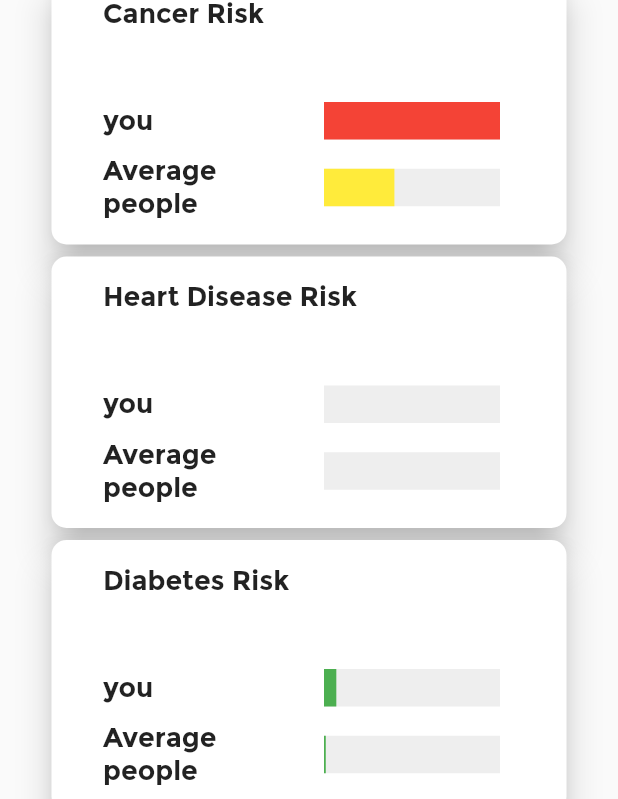
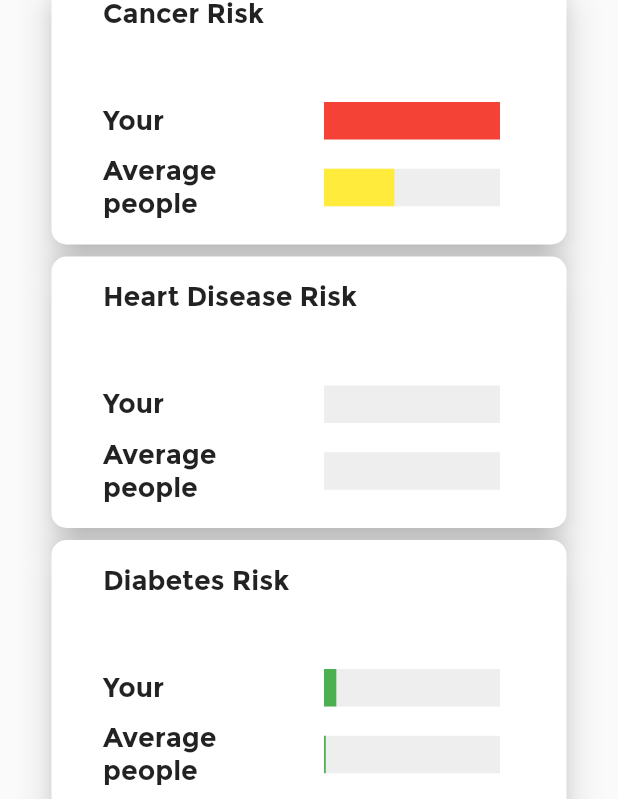
Before and after one commit to ndevanthery/HealthSim, a Flutter app: the ResultPage screen opened directly with empty values, on a phone screen of 412 x 824 dp. Shown: the part 267-1066 px from the top of the screen. Run offline on Flutter 3.47's test engine with Material 2 defaults, Android fonts, the phone set to English and light mode, and no system bars; drawn by our look-alikes of percent_indicator; our stand-ins replace cloud_firestore, firebase_auth, firebase_core, loading_indicator, tuple; missing offline and left inert: survey_kit; accounts and stored records are empty; generated files the repository leaves out were written again.

Commit message:
translating in french and english for the result.dart and questionnaire.dart + change the alcool simulation

```diff
--- a/lib/l10n/app_en.arb
+++ b/lib/l10n/app_en.arb
@@ -14,6 +14,79 @@
     "email": "E-Mail",
     "motdepasse": "Password",
     "nomcomplet": "Full name",
-    "confirmemdp": "Confirm password"
+    "confirmemdp": "Confirm password",
+    "questionnairetitle": "Questionnaire",
+    "questionnairecancel": "Cancel",
+    "questionnairenext": "Next",
+    "questionnaireintrotitle": "This questionnaire is divided into 3 parts and here is the first one",
+    "questionnaireintrotext": "Yourself\nIf you don't have an answer for some questions go directly to the next one",
+    "questionnaireintrotextbutton": "Let's go !",
+    "questionnairegendertitle": "What is your gender?",
+    "questionnairegenderanswerpositive": "Man",
+    "questionnairegenderanswernegative": "Woman",
+    "questionnaireagetitle": "How old are you?",
+    "questionnaireagehint": "Enter your age",
+    "questionnaireheighttitle": "What is your height in cm?",
+    "questionnaireheighthint": "Enter your height",
+    "questionnaireweighttitle": "What is your weight in kg?",
+    "questionnaireweighthint": "Enter your weight",
+    "questionnaireglyctitle": "Are you known to have high blood sugar?",
+    "answerpositive": "Yes",
+    "answernegative": "No",
+    "questionnairehighsysttitle": "Are you known to have high blood pressure?",
+    "questionnairesysttitle": "What is your blood pressure between 80 and 200 mmHg?",
+    "questionnairesysthint": "Enter your blood pressure",
+    "questionnairehighcholtitle": "Are you known to have high cholesterol?",
+    "questionnairecholtitle": "What is your cholesterol level between 2.5 and 8 mmol/l?",
+    "questionnairecholhint": "Enter your cholesterol level",
+    "questionnairehdltitle": "What is your HDL level between 0.6 and 2.5 mmol/l?",
+    "questionnairehdlhint": "Enter your HDL level",
+    "questionnairediabtitle": "Are you diabetic?",
+    "questionnaireinftitle": "Have you ever had a heart attack?",
+    "questionnaireavctitle": "Have you ever had a stroke?",
+    "questionnairesecondparttitle": "Family",
+    "questionnairesecondparttext": "Here is the second part",
+    "questionnairesecondparttextbutton": "Let's go !",
+    "questionnaireafinftitle": "Have any of your parents (father before age 55, mother before age 65) ever had a heart attack?",
+    "questionnaireafcancertitle": "Does someone close to you (father, mother, siblings) have cancer?",
+    "questionnairelastparttitle": "Your habits",
+    "questionnairelastparttext": "Here is the last part",
+    "questionnairelastparttextbutton": "Let's go !",
+    "questionnairesmoketitle": "Have you ever smoked regularly once in your life?",
+    "questionnairealimtitle": "What are your eating habits?",
+    "questionnairealimtext": "0 = bad\n1 = small\n2 = some\n3 = good",
+    "questionnairealimminvalue": "Bad",
+    "questionnairealimmaxvalue": "Good",
+    "questionnairesporttitle": "What are your sports habits?",
+    "questionnairesporttext": "0 = no movement\n1 = 30 min 2-3 days/week\n2 = 30 min 5 days/week\n3 = 2 hrs intense/week",
+    "questionnairesportminvalue": "No movement",
+    "questionnairesportmaxvalue": "2 hrs intense/week",
+    "questionnairealcooltitle": "What is your alcohol consumption?",
+    "questionnairealcooltext": "0 = every day\n1 = 3 to 6 days/week\n2 = 1 to 2 days/week\n3 = less than 1 day/week\n4 = do not drink",
+    "questionnairealcoolminvalue": "Every day",
+    "questionnairealcoolmaxvalue": "Do not drink",
+    "questionnairefinaltitle": "Congratulations !",
+    "questionnairefinaltext": "You have completed the questionnaire",
+    "questionnairefinaltextbutton": "Send",
+    "resulttitle": "Result",
+    "resultriskresulttitle": "Your Health Risks",
+    "resultcancerrisktitle": "Cancer Risk",
+    "resultinfrisktitle": "Heart Disease Risk",
+    "resultdiabrisktitle": "Diabetes Risk",
+    "resultcomparationtitlesecondcolunm": "Your answers",
+    "resultcomparationtitlelastcolunm": "The answers from average person",
+    "resultcomparationtitlefirstrow": "Sport",
+    "resultcomparationtitlesecondrow": "Alimentation",
+    "resultcomparationtitlethirdrow": "Alcool",
+    "resultcomparationtitlelastrow": "Smoke ?",
+    "resultsimulationtitle": "Simulate the Impact of Changing Your Habits",
+    "resultsimulationresetbutton": "Reset Simulation",
+    "resultsimulationsmokebutton": "Smoking",
+    "resultsimulationalcool": "Drinking Alcohol",
+    "resultsimulationalim": "Eating habits:",
+    "resultsimulationsport": "Exercising Regularly:",
+    "resultcardyou": "Your",
+    "resultcardavgpeople": "Average people"
+
 
 }
--- a/lib/result/result.dart
+++ b/lib/result/result.dart
@@ -5,6 +5,7 @@ import 'package:healthsim/questionnaire/ModelAnswer.dart';
 import 'package:healthsim/questionnaire/questionnaire.dart';
 import 'package:percent_indicator/circular_percent_indicator.dart';
 import 'package:percent_indicator/linear_percent_indicator.dart';
+import 'package:flutter_gen/gen_l10n/app_localizations.dart';
 
 import '../algorithm/algo.dart';
 
@@ -20,7 +21,7 @@ class ResultPage extends StatefulWidget {
 
 class _ResultPageState extends State<ResultPage> {
   late bool _isSmoking;
-  late bool _isDrinking;
+  late double _drinkingValue;
   late double _eatingValue;
   double _exerciseValue = 2;
   late ModelAnswer simulationQuestionnaire;
@@ -35,7 +36,7 @@ class _ResultPageState extends State<ResultPage> {
   void initSimulation() {
     simulationQuestionnaire = widget.resultQuestionnaire.copy();
     _isSmoking = simulationQuestionnaire.smoke == 1;
-    _isDrinking = simulationQuestionnaire.alcool == 1;
+    _drinkingValue = simulationQuestionnaire.alcool.toDouble();
     _eatingValue = simulationQuestionnaire.alim.toDouble();
     _exerciseValue = simulationQuestionnaire.sport.toDouble();
     if(simulationQuestionnaire.gender==0){
@@ -52,7 +53,7 @@ class _ResultPageState extends State<ResultPage> {
   Widget build(BuildContext context) {
     return Scaffold(
       appBar: AppBar(
-        title: const Text('Result'),
+        title: Text(AppLocalizations.of(context)!.resulttitle),
       ),
       body: SingleChildScrollView(
         child: Container(
@@ -62,7 +63,7 @@ class _ResultPageState extends State<ResultPage> {
             children: [
               const SizedBox(height: 20),
               Text(
-                'Your Health Risks',
+                AppLocalizations.of(context)!.resultriskresulttitle,
                 style: TextStyle(
                   fontSize: 36,
                   fontWeight: FontWeight.bold,
@@ -76,21 +77,21 @@ class _ResultPageState extends State<ResultPage> {
                       children: [
                         _buildResultsCard(
                             context,
-                            'Cancer Risk',
+                            AppLocalizations.of(context)!.resultcancerrisktitle,
                             'Medium',
                             'Higher than Normal',
                             riskCancer(widget.resultQuestionnaire),
                             riskCancer(normalValue)),
                         _buildResultsCard(
                             context,
-                            'Heart Disease Risk',
+                            AppLocalizations.of(context)!.resultinfrisktitle,
                             'High',
                             'Higher than Normal',
                             riskAVC(widget.resultQuestionnaire),
                             riskAVC(normalValue)),
                         _buildResultsCard(
                             context,
-                            'Diabetes Risk',
+                            AppLocalizations.of(context)!.resultdiabrisktitle,
                             'Low',
                             'Lower than Normal',
                             riskDiabete(widget.resultQuestionnaire),
@@ -102,21 +103,21 @@ class _ResultPageState extends State<ResultPage> {
                       children: [
                         _buildResultsCard(
                             context,
-                            'Cancer Risk',
+                            AppLocalizations.of(context)!.resultcancerrisktitle,
                             'Medium',
                             'Higher than Normal',
                             riskCancer(widget.resultQuestionnaire),
                             riskCancer(normalValue)),
                         _buildResultsCard(
                             context,
-                            'Heart Disease Risk',
+                            AppLocalizations.of(context)!.resultinfrisktitle,
                             'High',
                             'Higher than Normal',
                             riskAVC(widget.resultQuestionnaire),
                             riskAVC(normalValue)),
                         _buildResultsCard(
                             context,
-                            'Diabetes Risk',
+                            AppLocalizations.of(context)!.resultdiabrisktitle,
                             'Low',
                             'Lower than Normal',
                             riskDiabete(widget.resultQuestionnaire),
@@ -136,15 +137,15 @@ class _ResultPageState extends State<ResultPage> {
                   TableRow(
                       children: [
                         const Text(""),
-                        Text("Your answers",
+                        Text(AppLocalizations.of(context)!.resultcomparationtitlesecondcolunm,
                         style: TextStyle(fontWeight: FontWeight.bold, fontSize: 20, color: Colors.blue[900]),),
-                        Text("The answers from average person",
+                        Text(AppLocalizations.of(context)!.resultcomparationtitlelastcolunm,
                             style: TextStyle(fontWeight: FontWeight.bold, fontSize: 20, color: Colors.blue[900])),
                       ]
                   ),
                   TableRow(
                       children: [
-                        Text("Sport",
+                        Text(AppLocalizations.of(context)!.resultcomparationtitlefirstrow,
                             style: TextStyle(fontWeight: FontWeight.bold, fontSize: 20, color: Colors.blue[900])),
                         Text("${widget.resultQuestionnaire.sport}",
                           style : const TextStyle(fontSize: 16)),
@@ -154,7 +155,7 @@ class _ResultPageState extends State<ResultPage> {
                   ),
                   TableRow(
                       children: [
-                        Text("Alimentation",
+                        Text(AppLocalizations.of(context)!.resultcomparationtitlesecondrow,
                             style: TextStyle(fontWeight: FontWeight.bold,fontSize: 20, color: Colors.blue[900])),
                         Text("${widget.resultQuestionnaire.alim}",
                             style : const TextStyle(fontSize: 16)),
@@ -164,7 +165,7 @@ class _ResultPageState extends State<ResultPage> {
                   ),
                   TableRow(
                       children: [
-                        Text("Alcool",
+                        Text(AppLocalizations.of(context)!.resultcomparationtitlethirdrow,
                             style: TextStyle(fontWeight: FontWeight.bold,fontSize: 20, color: Colors.blue[900])),
                         Text("${widget.resultQuestionnaire.alcool}",
                             style : const TextStyle(fontSize: 16)),
@@ -174,16 +175,16 @@ class _ResultPageState extends State<ResultPage> {
                   ),
                   TableRow(
                       children: [
-                        Text("Smoke ?",
+                        Text(AppLocalizations.of(context)!.resultcomparationtitlelastrow,
                             style: TextStyle(fontWeight: FontWeight.bold, fontSize: 20, color: Colors.blue[900])),
                         Container(
                           child: widget.resultQuestionnaire.smoke==1?
-                          const Text("yes",
+                          Text(AppLocalizations.of(context)!.answerpositive,
                               style : TextStyle(fontSize: 16)):
-                          const Text("no",
+                          Text(AppLocalizations.of(context)!.answernegative,
                               style : TextStyle(fontSize: 16))
                         ),
-                        const Text("half",
+                        const Text("50 %",
                             style : TextStyle(fontSize: 16))
                       ]
                   ),
@@ -194,8 +195,7 @@ class _ResultPageState extends State<ResultPage> {
                 crossAxisAlignment: CrossAxisAlignment.stretch,
                 children: [
                   const SizedBox(height: 20),
-                  Text(
-                    'Simulate the Impact of Changing Your Habits',
+                  Text(AppLocalizations.of(context)!.resultsimulationtitle,
                     style: TextStyle(
                       fontSize: 24,
                       fontWeight: FontWeight.bold,
@@ -211,12 +211,12 @@ class _ResultPageState extends State<ResultPage> {
                           initSimulation();
                         });
                       },
-                      child: Text("Reset Simulation")),
+                      child: Text(AppLocalizations.of(context)!.resultsimulationresetbutton)),
                   const SizedBox(height: 10),
                   Row(children: [
                     Expanded(
                         child: SwitchListTile(
-                        title: const Text('Smoking'),
+                          title: Text(AppLocalizations.of(context)!.resultsimulationsmokebutton),
                           value: _isSmoking,
                           onChanged: (newValue) {
                             setState(() {
@@ -226,18 +226,87 @@ class _ResultPageState extends State<ResultPage> {
                           },
                         ),
                       ),
-                    Expanded(
-                      child: SwitchListTile(
-                        title: const Text('Drinking Alcohol'),
-                        value: _isDrinking,
-                        onChanged: (newValue) {
+                    const SizedBox(width: 50),
+                    Expanded(child:
+                    MediaQuery.of(context).size.width < 600
+                        ? Column(
+                          children: [
+                            Row(
+                              mainAxisAlignment:
+                              MainAxisAlignment.spaceBetween,
+                              children: [
+                                Text(AppLocalizations.of(context)!.resultsimulationalcool,
+                                  style: TextStyle(
+                                    fontSize: 18,
+                                    fontWeight: FontWeight.bold,
+                                    color: Colors.blue[900],
+                                  ),
+                                ),
+                                Text(
+                                  '$_drinkingValue',
+                                  style: TextStyle(
+                                    fontSize: 18,
+                                    fontWeight: FontWeight.bold,
+                                    color: Colors.blue[900],
+                                  ),
+                                ),
+                              ],
+                            ),
+                            Slider(
+                              value: _drinkingValue,
+                              min: 0,
+                              max: 3,
+                              divisions: 3,
+                              label: _drinkingValue.round().toString(),
+                              onChanged: (value) {
                                 setState(() {
-                            _isDrinking = newValue;
-                            simulationQuestionnaire.alcool = newValue ? 1 : 0;
+                                  _drinkingValue = value;
+                                  simulationQuestionnaire.alcool =
+                                      value.toInt();
                                 });
                               },
+                            )
+                          ],
+                    ):Column(
+                      children: [
+                        Row(
+                          mainAxisAlignment:
+                          MainAxisAlignment.spaceBetween,
+                          children: [
+                            Text(AppLocalizations.of(context)!.resultsimulationalcool,
+                              style: TextStyle(
+                                fontSize: 18,
+                                fontWeight: FontWeight.bold,
+                                color: Colors.blue[900],
                               ),
+                            ),
+                            Text(
+                              '$_drinkingValue',
+                              style: TextStyle(
+                                fontSize: 18,
+                                fontWeight: FontWeight.bold,
+                                color: Colors.blue[900],
+                              ),
+                            ),
+                          ],
+                        ),
+                        Slider(
+                          value: _drinkingValue,
+                          min: 0,
+                          max: 3,
+                          divisions: 3,
+                          label: _drinkingValue.round().toString(),
+                          onChanged: (value) {
+                            setState(() {
+                              _drinkingValue = value;
+                              simulationQuestionnaire.alcool =
+                                  value.toInt();
+                            });
+                          },
                         )
+                      ],
+                    ),
+                    ),
                   ]),
                   const SizedBox(height: 20),
                   MediaQuery.of(context).size.width < 600
@@ -249,8 +318,7 @@ class _ResultPageState extends State<ResultPage> {
                                   mainAxisAlignment:
                                       MainAxisAlignment.spaceBetween,
                                   children: [
-                                    Text(
-                                      'Eating habits:',
+                                    Text(AppLocalizations.of(context)!.resultsimulationalim,
                                       style: TextStyle(
                                         fontSize: 18,
                                         fontWeight: FontWeight.bold,
@@ -289,8 +357,7 @@ class _ResultPageState extends State<ResultPage> {
                                 mainAxisAlignment:
                                     MainAxisAlignment.spaceBetween,
                                 children: [
-                                  Text(
-                                    'Exercising Regularly:',
+                                  Text(AppLocalizations.of(context)!.resultsimulationsport,
                                     style: TextStyle(
                                       fontSize: 18,
                                       fontWeight: FontWeight.bold,
@@ -333,8 +400,7 @@ class _ResultPageState extends State<ResultPage> {
                                     mainAxisAlignment:
                                         MainAxisAlignment.spaceBetween,
                                     children: [
-                                      Text(
-                                        'Eating habits:',
+                                      Text(AppLocalizations.of(context)!.resultsimulationalim,
                                         style: TextStyle(
                                           fontSize: 18,
                                           fontWeight: FontWeight.bold,
@@ -377,8 +443,7 @@ class _ResultPageState extends State<ResultPage> {
                                   mainAxisAlignment:
                                       MainAxisAlignment.spaceBetween,
                                   children: [
-                                    Text(
-                                      'Exercising Regularly:',
+                                    Text(AppLocalizations.of(context)!.resultsimulationsport,
                                       style: TextStyle(
                                         fontSize: 18,
                                         fontWeight: FontWeight.bold,
@@ -420,21 +485,21 @@ class _ResultPageState extends State<ResultPage> {
                           children: [
                             _buildResultsCard(
                                 context,
-                                'Cancer Risk',
+                                AppLocalizations.of(context)!.resultcancerrisktitle,
                                 'Medium',
                                 'Higher than Normal',
                                 riskCancer(simulationQuestionnaire),
                                 riskCancer(normalValue)),
                             _buildResultsCard(
                                 context,
-                                'Heart Disease Risk',
+                                AppLocalizations.of(context)!.resultinfrisktitle,
                                 'High',
                                 'Higher than Normal',
                                 riskAVC(simulationQuestionnaire),
                                 riskAVC(normalValue)),
                             _buildResultsCard(
                                 context,
-                                'Diabetes Risk',
+                                AppLocalizations.of(context)!.resultdiabrisktitle,
                                 'Low',
                                 'Lower than Normal',
                                 riskDiabete(simulationQuestionnaire),
@@ -446,21 +511,21 @@ class _ResultPageState extends State<ResultPage> {
                           children: [
                             _buildResultsCard(
                                 context,
-                                'Cancer Risk',
+                                AppLocalizations.of(context)!.resultcancerrisktitle,
                                 'Medium',
                                 'Higher than Normal',
                                 riskCancer(simulationQuestionnaire),
                                 riskCancer(normalValue)),
                             _buildResultsCard(
                                 context,
-                                'Heart Disease Risk',
+                                AppLocalizations.of(context)!.resultinfrisktitle,
                                 'High',
                                 'Higher than Normal',
                                 riskAVC(simulationQuestionnaire),
                                 riskAVC(normalValue)),
                             _buildResultsCard(
                                 context,
-                                'Diabetes Risk',
+                                AppLocalizations.of(context)!.resultdiabrisktitle,
                                 'Low',
                                 'Lower than Normal',
                                 riskDiabete(simulationQuestionnaire),
@@ -511,7 +576,7 @@ class _ResultPageState extends State<ResultPage> {
                           mainAxisAlignment: MainAxisAlignment.spaceBetween,
                           children: [
                             Expanded(
-                              child: Text("you",
+                              child: Text(AppLocalizations.of(context)!.resultcardyou,
                                   style: const TextStyle(
                                       fontWeight: FontWeight.bold,
                                       fontSize: 18.0)),
@@ -536,7 +601,7 @@ class _ResultPageState extends State<ResultPage> {
                           mainAxisAlignment: MainAxisAlignment.spaceBetween,
                           children: [
                             Expanded(
-                              child: Text("Average people",
+                              child: Text(AppLocalizations.of(context)!.resultcardavgpeople,
                                   style: const TextStyle(
                                       fontWeight: FontWeight.bold,
                                       fontSize: 18.0)),
@@ -581,7 +646,7 @@ class _ResultPageState extends State<ResultPage> {
                     mainAxisAlignment: MainAxisAlignment.spaceBetween,
                     children: [
                       Expanded(
-                        child: Text("you",
+                        child: Text(AppLocalizations.of(context)!.resultcardyou,
                             style: const TextStyle(
                                 fontWeight: FontWeight.bold, fontSize: 18.0)),
                       ),
@@ -605,7 +670,7 @@ class _ResultPageState extends State<ResultPage> {
                     mainAxisAlignment: MainAxisAlignment.spaceBetween,
                     children: [
                       Expanded(
-                        child: Text("Average people",
+                        child: Text(AppLocalizations.of(context)!.resultcardavgpeople,
                             style: const TextStyle(
                                 fontWeight: FontWeight.bold, fontSize: 18.0)),
                       ),
```
Also changed, not shown: lib/l10n/app_fr.arb (+161 -12 lines), lib/questionnaire/questionnaire.dart (+90 -94 lines). Lines whose indentation alone changed are shown as unchanged.
